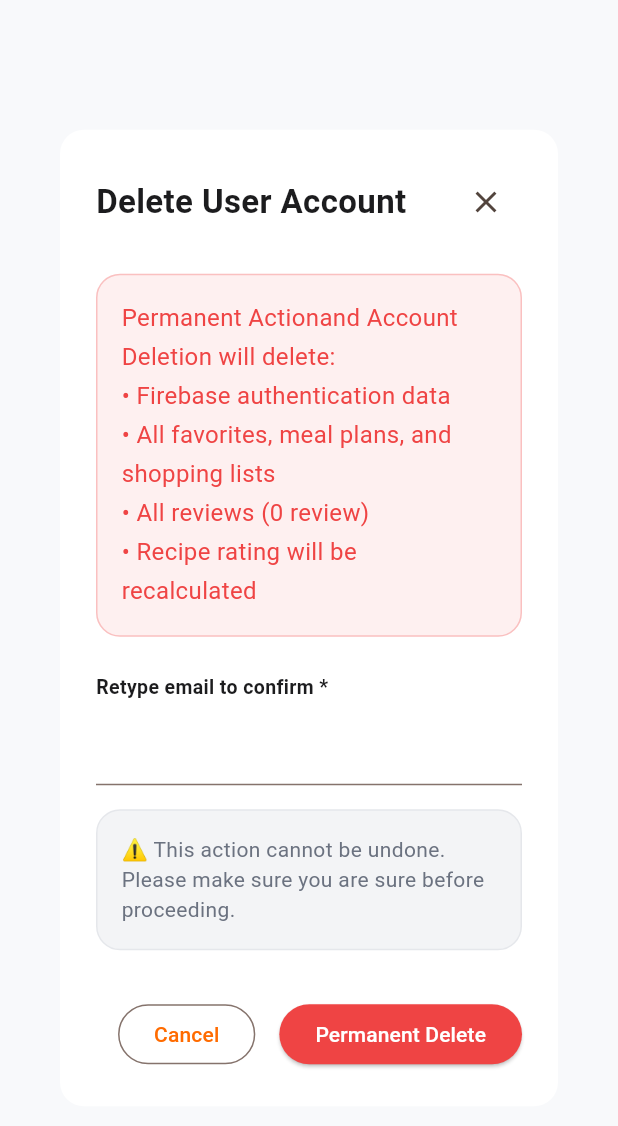
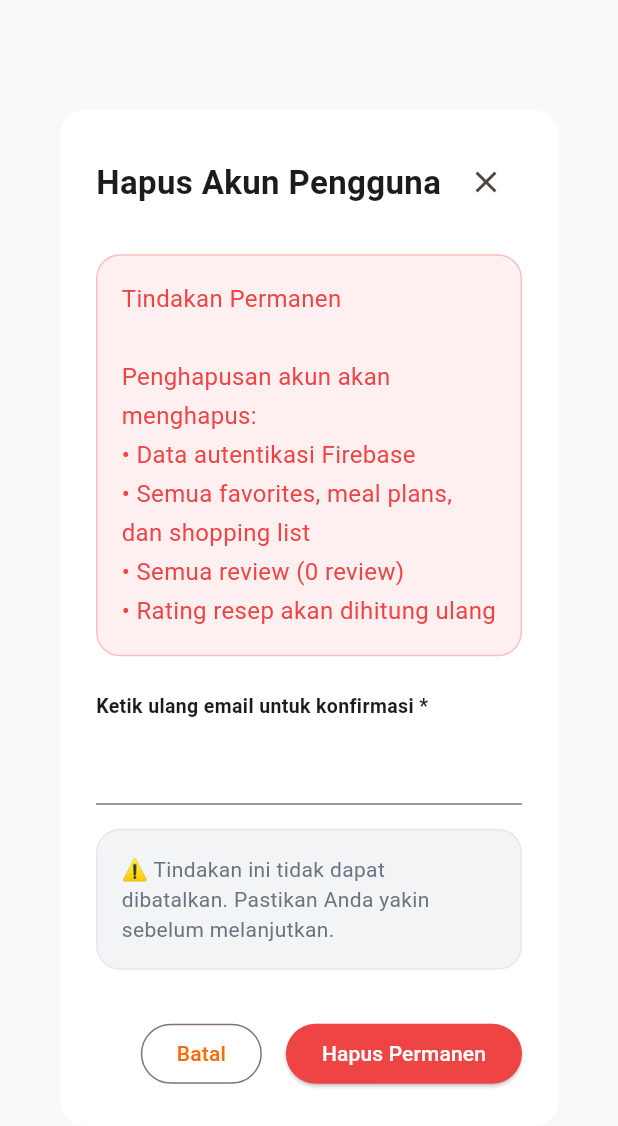
Before and after one commit to rafifaiz12/Recipe-Flutter-Project-Admin, a Flutter app: the DeleteUserDialog widget shown alone on an empty page, opened directly with empty values, on a phone screen of 412 x 824 dp. Shown: the top 1126 px of the screen. Run offline on Flutter 3.47's test engine with Material 3 defaults, Android fonts, the phone set to English and light mode, and no system bars.

```diff
--- a/lib/pages/users/users_page.dart
+++ b/lib/pages/users/users_page.dart
@@ -16,21 +16,21 @@ class _UsersPageState extends State<UsersPage> {
   final TextEditingController _searchController = TextEditingController();
 
   String _query = '';
-  String _selectedStatus = 'all statuses';
+  String _selectedStatus = 'Semua Status';
 
   final List<Map<String, dynamic>> _users = [
     {
       'name': 'Ahmad Fauzi',
       'email': 'ahmad.fauzi@example.com',
       'registeredAt': '2026-01-15',
-      'status': 'Active',
+      'status': 'Aktif',
       'reviewCount': 12,
     },
     {
       'name': 'Siti Nurhaliza',
       'email': 'siti.nur@example.com',
       'registeredAt': '2026-02-20',
-      'status': 'Active',
+      'status': 'Aktif',
       'reviewCount': 8,
     },
     {
@@ -44,14 +44,14 @@ class _UsersPageState extends State<UsersPage> {
       'name': 'Dewi Lestari',
       'email': 'dewi.lestari@example.com',
       'registeredAt': '2026-03-25',
-      'status': 'Active',
+      'status': 'Aktif',
       'reviewCount': 15,
     },
     {
       'name': 'Eko Prasetyo',
       'email': 'eko.prasetyo@example.com',
       'registeredAt': '2026-04-01',
-      'status': 'Active',
+      'status': 'Aktif',
       'reviewCount': 5,
     },
   ];
@@ -67,7 +67,7 @@ class _UsersPageState extends State<UsersPage> {
           query.isEmpty || name.contains(query) || email.contains(query);
 
       final matchesStatus =
-          _selectedStatus == 'All statuses' || status == _selectedStatus;
+          _selectedStatus == 'Semua Status' || status == _selectedStatus;
 
       return matchesQuery && matchesStatus;
     }).toList();
@@ -94,7 +94,7 @@ class _UsersPageState extends State<UsersPage> {
 
   void _reactivateUser(Map<String, dynamic> user) {
     setState(() {
-      user['status'] = 'Active';
+      user['status'] = 'Aktif';
     });
   }
 
@@ -122,10 +122,10 @@ class _UsersPageState extends State<UsersPage> {
         child: Column(
           crossAxisAlignment: CrossAxisAlignment.start,
           children: [
-            Text('User Management', style: AppTextStyles.h1),
+            Text('Manajemen Pengguna', style: AppTextStyles.h1),
             const SizedBox(height: AppSizes.spaceS),
             Text(
-              'Manage application user accounts',
+              'Kelola akun pengguna aplikasi',
               style: AppTextStyles.bodySecondary,
             ),
             const SizedBox(height: AppSizes.spaceXL),
@@ -158,7 +158,7 @@ class _UsersPageState extends State<UsersPage> {
             },
             decoration: const InputDecoration(
               prefixIcon: Icon(Icons.search),
-              hintText: 'Search by name or email...',
+              hintText: 'Cari berdasarkan nama atau email...',
             ),
           ),
         ),
@@ -170,10 +170,10 @@ class _UsersPageState extends State<UsersPage> {
             isExpanded: true,
             items: const [
               DropdownMenuItem(
-                value: 'All Status',
-                child: Text('All Status'),
+                value: 'Semua Status',
+                child: Text('Semua Status'),
               ),
-              DropdownMenuItem(value: 'Active', child: Text('Active')),
+              DropdownMenuItem(value: 'Aktif', child: Text('Aktif')),
               DropdownMenuItem(value: 'Suspended', child: Text('Suspended')),
             ],
             onChanged: (value) {
@@ -190,17 +190,17 @@ class _UsersPageState extends State<UsersPage> {
     return Row(
       children: [
         Text(
-          'Showing $filteredCount from ${_users.length} users',
+          'Menampilkan $filteredCount dari ${_users.length} pengguna',
           style: AppTextStyles.bodySecondary,
         ),
         const Spacer(),
-        OutlinedButton(onPressed: () {}, child: const Text('Previously')),
+        OutlinedButton(onPressed: () {}, child: const Text('Sebelumnya')),
         const SizedBox(width: AppSizes.spaceS),
         ElevatedButton(onPressed: () {}, child: const Text('1')),
         const SizedBox(width: AppSizes.spaceS),
         OutlinedButton(onPressed: () {}, child: const Text('2')),
         const SizedBox(width: AppSizes.spaceS),
-        OutlinedButton(onPressed: () {}, child: const Text('Next')),
+        OutlinedButton(onPressed: () {}, child: const Text('Selanjutnya')),
       ],
     );
   }
@@ -241,12 +241,12 @@ class _UsersTable extends StatelessWidget {
               child: const Row(
                 crossAxisAlignment: CrossAxisAlignment.start,
                 children: [
-                  _TableText('Name', flex: 2, isHeader: true),
+                  _TableText('Nama', flex: 2, isHeader: true),
                   _TableText('Email', flex: 3, isHeader: true),
-                  _TableText('Registration Date', flex: 2, isHeader: true),
+                  _TableText('Tanggal Daftar', flex: 2, isHeader: true),
                   _TableText('Status', flex: 2, isHeader: true),
-                  _TableText('Number of Reviews', flex: 2, isHeader: true),
-                  _TableText('Action', flex: 3, isHeader: true),
+                  _TableText('Jumlah Review', flex: 2, isHeader: true),
+                  _TableText('Aksi', flex: 3, isHeader: true),
                 ],
               ),
             ),
@@ -254,7 +254,7 @@ class _UsersTable extends StatelessWidget {
               Padding(
                 padding: const EdgeInsets.all(AppSizes.paddingXL),
                 child: Text(
-                  'There are no suitable users.',
+                  'Tidak ada pengguna yang sesuai.',
                   style: AppTextStyles.bodySecondary,
                 ),
               )
@@ -320,7 +320,7 @@ class _UserRow extends StatelessWidget {
               children: [
                 if (_isSuspended)
                   _ActionButton(
-                    label: 'Reactivation',
+                    label: 'Reaktivasi',
                     icon: Icons.check_circle_outline,
                     backgroundColor: AppColors.success,
                     onTap: onReactivateTap,
@@ -334,7 +334,7 @@ class _UserRow extends StatelessWidget {
                   ),
                 const SizedBox(width: AppSizes.spaceS),
                 IconButton(
-                  tooltip: 'Delete account',
+                  tooltip: 'Hapus akun',
                   onPressed: onDeleteTap,
                   icon: const Icon(
                     Icons.delete_outline,
@@ -419,7 +419,7 @@ class _StatusBadge extends StatelessWidget {
 
   const _StatusBadge({required this.status});
 
-  bool get _isActive => status == 'Active';
+  bool get _isActive => status == 'Aktif';
 
   @override
   Widget build(BuildContext context) {
--- a/lib/pages/users/widgets/delete_user_dialog.dart
+++ b/lib/pages/users/widgets/delete_user_dialog.dart
@@ -48,7 +48,7 @@ class _DeleteUserDialogState extends State<DeleteUserDialog> {
             children: [
               Row(
                 children: [
-                  Text('Delete User Account', style: AppTextStyles.h2),
+                  Text('Hapus Akun Pengguna', style: AppTextStyles.h2),
                   const Spacer(),
                   IconButton(
                     onPressed: () => Navigator.pop(context),
@@ -68,11 +68,11 @@ class _DeleteUserDialogState extends State<DeleteUserDialog> {
                   ),
                 ),
                 child: Text(
-                  'Permanent Action\and Account Deletion will delete:\n'
-                  '• Firebase authentication data\n'
-                  '• All favorites, meal plans, and shopping lists\n'
-                  '• All reviews ($reviewCount review)\n'
-                  '• Recipe rating will be recalculated',
+                  'Tindakan Permanen\n\nPenghapusan akun akan menghapus:\n'
+                  '• Data autentikasi Firebase\n'
+                  '• Semua favorites, meal plans, dan shopping list\n'
+                  '• Semua review ($reviewCount review)\n'
+                  '• Rating resep akan dihitung ulang',
                   style: AppTextStyles.body.copyWith(
                     color: AppColors.error,
                     height: 1.6,
@@ -83,7 +83,7 @@ class _DeleteUserDialogState extends State<DeleteUserDialog> {
               Align(
                 alignment: Alignment.centerLeft,
                 child: Text(
-                  'Retype email to confirm *',
+                  'Ketik ulang email untuk konfirmasi *',
                   style: AppTextStyles.smallBold,
                 ),
               ),
@@ -103,7 +103,7 @@ class _DeleteUserDialogState extends State<DeleteUserDialog> {
                   border: Border.all(color: AppColors.border),
                 ),
                 child: Text(
-                  '⚠️ This action cannot be undone. Please make sure you are sure before proceeding.',
+                  '⚠️ Tindakan ini tidak dapat dibatalkan. Pastikan Anda yakin sebelum melanjutkan.',
                   style: AppTextStyles.bodySecondary,
                 ),
               ),
@@ -113,7 +113,7 @@ class _DeleteUserDialogState extends State<DeleteUserDialog> {
                 children: [
                   OutlinedButton(
                     onPressed: () => Navigator.pop(context),
-                    child: const Text('Cancel'),
+                    child: const Text('Batal'),
                   ),
                   const SizedBox(width: AppSizes.spaceM),
                   ElevatedButton(
@@ -126,7 +126,7 @@ class _DeleteUserDialogState extends State<DeleteUserDialog> {
                       ),
                       disabledForegroundColor: Colors.white,
                     ),
-                    child: const Text('Permanent Delete'),
+                    child: const Text('Hapus Permanen'),
                   ),
                 ],
               ),
--- a/lib/pages/users/widgets/suspend_user_dialog.dart
+++ b/lib/pages/users/widgets/suspend_user_dialog.dart
@@ -17,9 +17,9 @@ class _SuspendUserDialogState extends State<SuspendUserDialog> {
 
   final List<String> _reasons = const [
     'Spam',
-    'Inappropriate Content',
-    'User Request',
-    'Other',
+    'Konten Tidak Pantas',
+    'Permintaan Pengguna',
+    'Lainnya',
   ];
 
   void _submit() {
@@ -44,7 +44,7 @@ class _SuspendUserDialogState extends State<SuspendUserDialog> {
             children: [
               Row(
                 children: [
-                  Text('Account Suspension', style: AppTextStyles.h2),
+                  Text('Suspend Akun', style: AppTextStyles.h2),
                   const Spacer(),
                   IconButton(
                     onPressed: () => Navigator.pop(context),
@@ -70,7 +70,7 @@ class _SuspendUserDialogState extends State<SuspendUserDialog> {
                     const SizedBox(width: AppSizes.spaceM),
                     Expanded(
                       child: Text(
-                        'Account $email will be suspended and unable to log in to the mobile app.',
+                        'Akun $email akan di-suspend dan tidak dapat login ke aplikasi mobile.',
                         style: AppTextStyles.body.copyWith(
                           color: AppColors.primary,
                         ),
@@ -82,7 +82,7 @@ class _SuspendUserDialogState extends State<SuspendUserDialog> {
               const SizedBox(height: AppSizes.spaceL),
               Align(
                 alignment: Alignment.centerLeft,
-                child: Text('Reason for Suspension *', style: AppTextStyles.smallBold),
+                child: Text('Alasan Suspend *', style: AppTextStyles.smallBold),
               ),
               const SizedBox(height: AppSizes.spaceS),
               DropdownButtonFormField<String>(
@@ -102,7 +102,7 @@ class _SuspendUserDialogState extends State<SuspendUserDialog> {
                 children: [
                   OutlinedButton(
                     onPressed: () => Navigator.pop(context),
-                    child: const Text('Cancel'),
+                    child: const Text('Batal'),
                   ),
                   const SizedBox(width: AppSizes.spaceM),
                   ElevatedButton(
@@ -111,7 +111,7 @@ class _SuspendUserDialogState extends State<SuspendUserDialog> {
                       backgroundColor: AppColors.primary,
                       foregroundColor: Colors.white,
                     ),
-                    child: const Text('Account Suspension'),
+                    child: const Text('Suspend Akun'),
                   ),
                 ],
               ),
```
